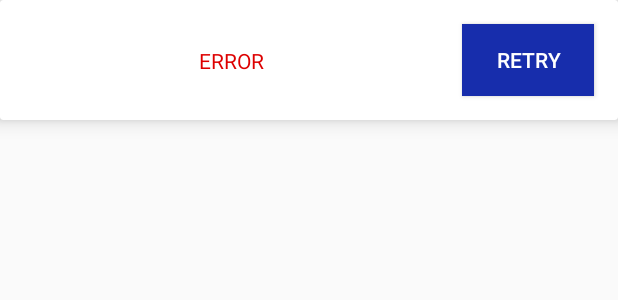
After one commit to Doneittrue/NewsApp-NYT-, an Android app: the layout error_bottom_sheet.xml on its own in the app's theme, with its tools: preview values and no code run, on a phone screen of 412 x 824 dp. The commit adds this screen. Shown: the top 300 px of the screen. Run offline under Robolectric (Android 15) with nearby library versions, the phone set to English and light mode, and no system bars.

Commit message:
improved ux design

```diff
--- a/app/src/main/java/com/andrew/newsapp/domain/Repositories.kt
+++ b/app/src/main/java/com/andrew/newsapp/domain/Repositories.kt
@@ -12,7 +12,7 @@ import retrofit2.Response
 import java.lang.Exception
 
 interface TopStoriesRepository {
-    suspend fun refreshNews(type: String): Int
+    suspend fun refreshNews(type: String): String?
     fun retrieveNews(
         callback: BoundaryCallback<DbNewsPiece>,
         pageSize: Int
@@ -29,10 +29,10 @@ class DefaultTopStoriesRepository(
         try {
             val response = getTopStoriesAsync(type).await()
             handleDbOperations(response, type == types[0])
-            response.code()
+            response.message() ?: ""
         } catch (exception: Exception) {
             exception.printStackTrace()
-            -1
+            exception.message ?:"Error while loading"
         }
     }
 
--- /dev/null
+++ b/app/src/main/res/layout/error_bottom_sheet.xml
@@ -0,0 +1,44 @@
+<?xml version="1.0" encoding="utf-8"?>
+<androidx.cardview.widget.CardView xmlns:android="http://schemas.android.com/apk/res/android"
+    xmlns:app="http://schemas.android.com/apk/res-auto"
+    xmlns:tools="http://schemas.android.com/tools"
+    android:layout_width="match_parent"
+    android:layout_height="wrap_content"
+    app:cardElevation="8dp">
+
+    <androidx.constraintlayout.widget.ConstraintLayout
+        android:layout_width="match_parent"
+        android:layout_height="match_parent">
+
+        <Button
+            android:id="@+id/retry_Button"
+            android:layout_width="0dp"
+            android:layout_height="wrap_content"
+            android:layout_marginTop="16dp"
+            android:layout_marginEnd="16dp"
+            android:layout_marginBottom="16dp"
+            android:background="#172DAC"
+            android:text="@string/retry"
+            android:textColor="#FFFFFF"
+            app:cornerRadius="24dp"
+            app:layout_constraintBottom_toBottomOf="parent"
+            app:layout_constraintEnd_toEndOf="parent"
+            app:layout_constraintTop_toTopOf="parent" />
+
+        <TextView
+            android:id="@+id/error_textView"
+            android:layout_width="0dp"
+            android:layout_height="wrap_content"
+            android:layout_marginStart="16dp"
+            android:layout_marginTop="16dp"
+            android:layout_marginEnd="16dp"
+            android:layout_marginBottom="16dp"
+            android:gravity="center"
+            android:textColor="#DD0000"
+            app:layout_constraintBottom_toBottomOf="parent"
+            app:layout_constraintEnd_toStartOf="@+id/retry_Button"
+            app:layout_constraintStart_toStartOf="parent"
+            app:layout_constraintTop_toTopOf="parent"
+            tools:text="ERROR" />
+    </androidx.constraintlayout.widget.ConstraintLayout>
+</androidx.cardview.widget.CardView>
--- a/app/src/main/res/values/strings.xml
+++ b/app/src/main/res/values/strings.xml
@@ -9,4 +9,5 @@
     <string name="story_photo">story photo</string>
     <string name="retry">retry</string>
     <string name="share">Share</string>
+    <string name="empty_stories">No stories to show</string>
 </resources>
```
Also changed, not shown: app/src/main/java/com/andrew/newsapp/domain/UseCases.kt (+9 -2 lines), app/src/main/java/com/andrew/newsapp/presentation/features/news/NewsFragment.kt (+34 -12 lines), app/src/main/java/com/andrew/newsapp/presentation/features/news/NewsViewModel.kt (+10 -8 lines), app/src/main/res/layout/fragment_news.xml (+22 -22 lines).
